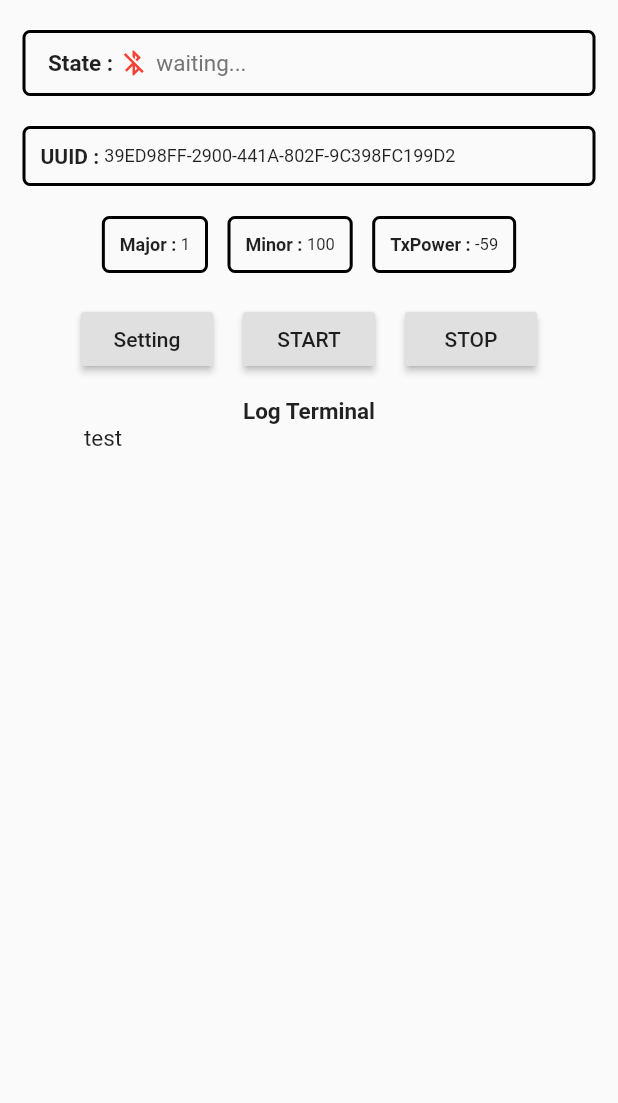
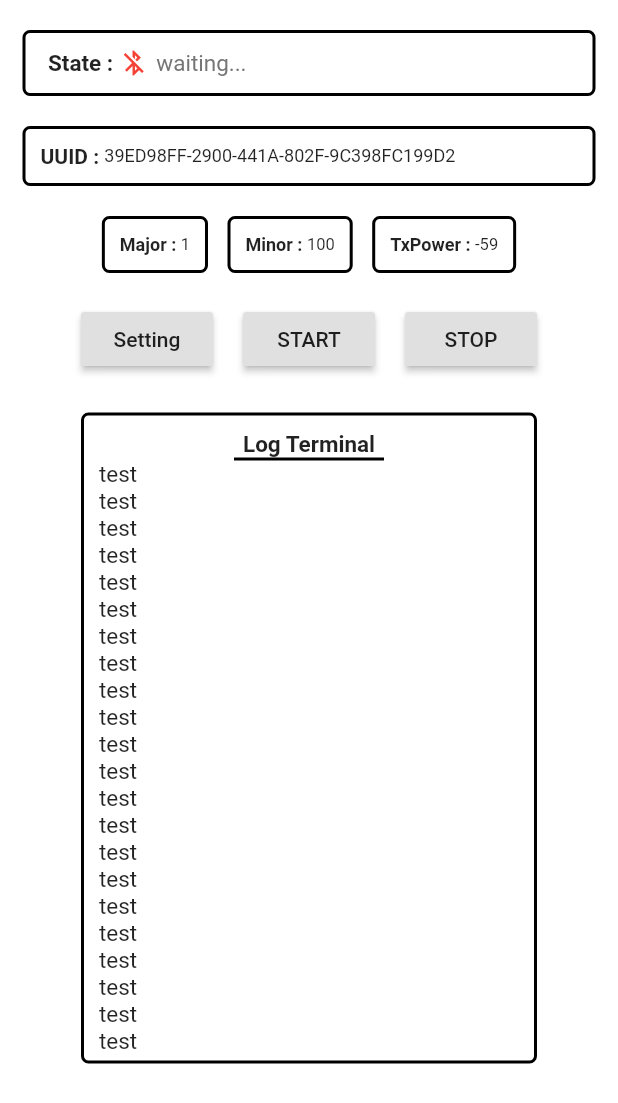
Before and after one commit to Hitbee-dev/BLE_Create_flutter, a Flutter app: the screen it shows after launch, on a phone screen of 412 x 824 dp. Shown: the top 1103 px of the screen. Run offline on Flutter 3.47's test engine with Material 2 defaults, Android fonts, the phone set to English and light mode, and no system bars; our stand-ins replace get; missing offline and left inert: beacon_broadcast.

Commit message:
HomeLayout Modify2

```diff
--- a/lib/home/home.dart
+++ b/lib/home/home.dart
@@ -58,6 +58,7 @@ class _HomeState extends State<Home> {
   @override
   Widget build(BuildContext context) {
     return Scaffold(
+      backgroundColor: Colors.white,
       body: SafeArea(
         child: SingleChildScrollView(
           child: Column(
@@ -229,21 +230,40 @@ class _HomeState extends State<Home> {
 
   Widget _Monitoring() {
     return Padding(
-      padding: EdgeInsets.only(left: 8.0, right: 8.0, bottom: 8.0, top: 15.0),
+      padding: EdgeInsets.only(left: 8.0, right: 8.0, bottom: 8.0, top: 25.0),
+      child: Container(
+        decoration: BoxDecoration(
+            border: Border.all(color: Colors.black, width: 2),
+            borderRadius: BorderRadius.all(Radius.circular(5))),
         child: Column(children: [
           Container(
               alignment: Alignment.center,
+              padding: EdgeInsets.only(top: 10),
               width: 300,
               child: Text(
                 "Log Terminal",
                 style: TextStyle(fontWeight: FontWeight.bold, fontSize: 15),
               )),
           Container(
+            width: 100,
+            height: 2,
+            color: Colors.black,
+          ),
+          Container(
+            width: 300,
+            height: 400,
             alignment: Alignment.topLeft,
-          width: 300,
-          child: Text("test", style: TextStyle(fontSize: 15)),
+            child: SingleChildScrollView(
+              child: Padding(
+                padding: EdgeInsets.only(left: 10),
+                child: Text(
+                    "test\ntest\ntest\ntest\ntest\ntest\ntest\ntest\ntest\ntest\ntest\ntest\ntest\ntest\ntest\ntest\ntest\ntest\ntest\ntest\ntest\ntest\ntest\ntest\ntest\ntest\ntest\ntest\ntest\ntest\n",
+                    style: TextStyle(fontSize: 15)),
+              ),
+            ),
           )
         ]),
+      ),
     );
   }
 }
```
Also changed, not shown: 11 other files. Lines whose indentation alone changed are shown as unchanged.
